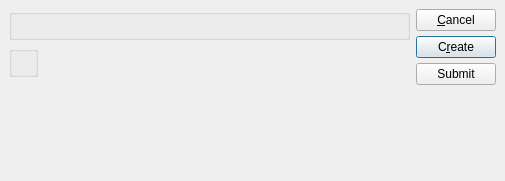
Old version of the form guiclient/createBufferStatusByPlannerCode.ui in the repository Pegasus-RPG/xtuple-client.
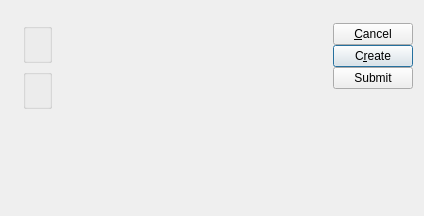
New version of the form. Custom widgets are drawn as their Qt base class.

Commit message: issue 8520:  Touch up layouts with tweaked clusters.

```diff
--- a/guiclient/createBufferStatusByPlannerCode.ui
+++ b/guiclient/createBufferStatusByPlannerCode.ui
@@ -14,37 +14,33 @@
    <rect>
     <x>0</x>
     <y>0</y>
-    <width>505</width>
-    <height>181</height>
+    <width>421</width>
+    <height>216</height>
    </rect>
   </property>
   <property name="windowTitle" >
    <string>Run Buffer Status by Planner Code</string>
   </property>
-  <layout class="QHBoxLayout" >
-   <property name="margin" >
-    <number>9</number>
-   </property>
+  <layout class="QGridLayout" name="gridLayout_2" >
+   <item row="0" column="0" >
+    <layout class="QVBoxLayout" name="verticalLayout" >
    <property name="spacing" >
-    <number>6</number>
-   </property>
-   <item>
-    <layout class="QVBoxLayout" >
-     <property name="margin" >
-      <number>0</number>
+      <number>12</number>
+     </property>
+     <property name="leftMargin" >
+      <number>12</number>
      </property>
-     <property name="spacing" >
-      <number>0</number>
+     <property name="topMargin" >
+      <number>12</number>
      </property>
-     <item>
-      <layout class="QVBoxLayout" >
-       <property name="margin" >
-        <number>0</number>
-       </property>
-       <property name="spacing" >
-        <number>6</number>
-       </property>
+     <property name="bottomMargin" >
+      <number>12</number>
+     </property>
        <item>
+      <layout class="QHBoxLayout" name="horizontalLayout" >
+       <item>
+        <layout class="QGridLayout" name="gridLayout" >
+         <item row="0" column="0" >
         <widget class="ParameterGroup" name="_plannerCode" >
          <property name="focusPolicy" >
           <enum>Qt::StrongFocus</enum>
@@ -52,17 +48,12 @@
          <property name="title" >
           <string/>
          </property>
-        </widget>
-       </item>
-       <item>
-        <layout class="QHBoxLayout" >
-         <property name="margin" >
-          <number>0</number>
-         </property>
-         <property name="spacing" >
-          <number>0</number>
-         </property>
-         <item>
+           <property name="fixedSize" >
+            <bool>false</bool>
+           </property>
+          </widget>
+         </item>
+         <item row="1" column="0" >
           <widget class="WarehouseGroup" name="_warehouse" >
            <property name="focusPolicy" >
             <enum>Qt::StrongFocus</enum>
@@ -74,6 +65,8 @@
             <bool>false</bool>
            </property>
           </widget>
+         </item>
+        </layout>
          </item>
          <item>
           <spacer>
@@ -83,43 +76,21 @@
            <property name="sizeType" >
             <enum>QSizePolicy::Expanding</enum>
            </property>
-           <property name="sizeHint" >
+         <property name="sizeHint" stdset="0" >
             <size>
-             <width>183</width>
-             <height>20</height>
+           <width>0</width>
+           <height>47</height>
             </size>
            </property>
           </spacer>
-         </item>
-        </layout>
-       </item>
-      </layout>
-     </item>
-     <item>
-      <spacer>
-       <property name="orientation" >
-        <enum>Qt::Vertical</enum>
-       </property>
-       <property name="sizeType" >
-        <enum>QSizePolicy::Expanding</enum>
-       </property>
-       <property name="sizeHint" >
-        <size>
-         <width>390</width>
-         <height>44</height>
-        </size>
-       </property>
-      </spacer>
-     </item>
-    </layout>
    </item>
    <item>
     <layout class="QVBoxLayout" >
-     <property name="margin" >
-      <number>0</number>
-     </property>
      <property name="spacing" >
-      <number>5</number>
+          <number>0</number>
+         </property>
+         <property name="margin" >
+          <number>0</number>
      </property>
      <item>
       <widget class="QPushButton" name="_close" >
@@ -162,7 +133,7 @@
        <property name="sizeType" >
         <enum>QSizePolicy::Expanding</enum>
        </property>
-       <property name="sizeHint" >
+           <property name="sizeHint" stdset="0" >
         <size>
          <width>20</width>
          <height>20</height>
@@ -173,23 +144,39 @@
     </layout>
    </item>
   </layout>
+     </item>
+     <item>
+      <spacer>
+       <property name="orientation" >
+        <enum>Qt::Vertical</enum>
+       </property>
+       <property name="sizeType" >
+        <enum>QSizePolicy::Expanding</enum>
+       </property>
+       <property name="sizeHint" stdset="0" >
+        <size>
+         <width>390</width>
+         <height>0</height>
+        </size>
+       </property>
+      </spacer>
+     </item>
+    </layout>
+   </item>
+  </layout>
  </widget>
  <layoutdefault spacing="6" margin="11" />
  <pixmapfunction>qPixmapFromMimeSource</pixmapfunction>
  <customwidgets>
-  <customwidget>
-   <class>WarehouseGroup</class>
-   <extends>QGroupBox</extends>
-   <header>warehousegroup.h</header>
-   <container>0</container>
-   <pixmap></pixmap>
-  </customwidget>
   <customwidget>
    <class>ParameterGroup</class>
    <extends>QGroupBox</extends>
    <header>parametergroup.h</header>
-   <container>0</container>
-   <pixmap></pixmap>
+  </customwidget>
+  <customwidget>
+   <class>WarehouseGroup</class>
+   <extends>QGroupBox</extends>
+   <header>warehousegroup.h</header>
   </customwidget>
  </customwidgets>
  <tabstops>
```
Left out of the diff: 6 changed lines with no effect on the pictures. Lines whose indentation alone changed are shown as unchanged. The commit also changes 34 other files.
